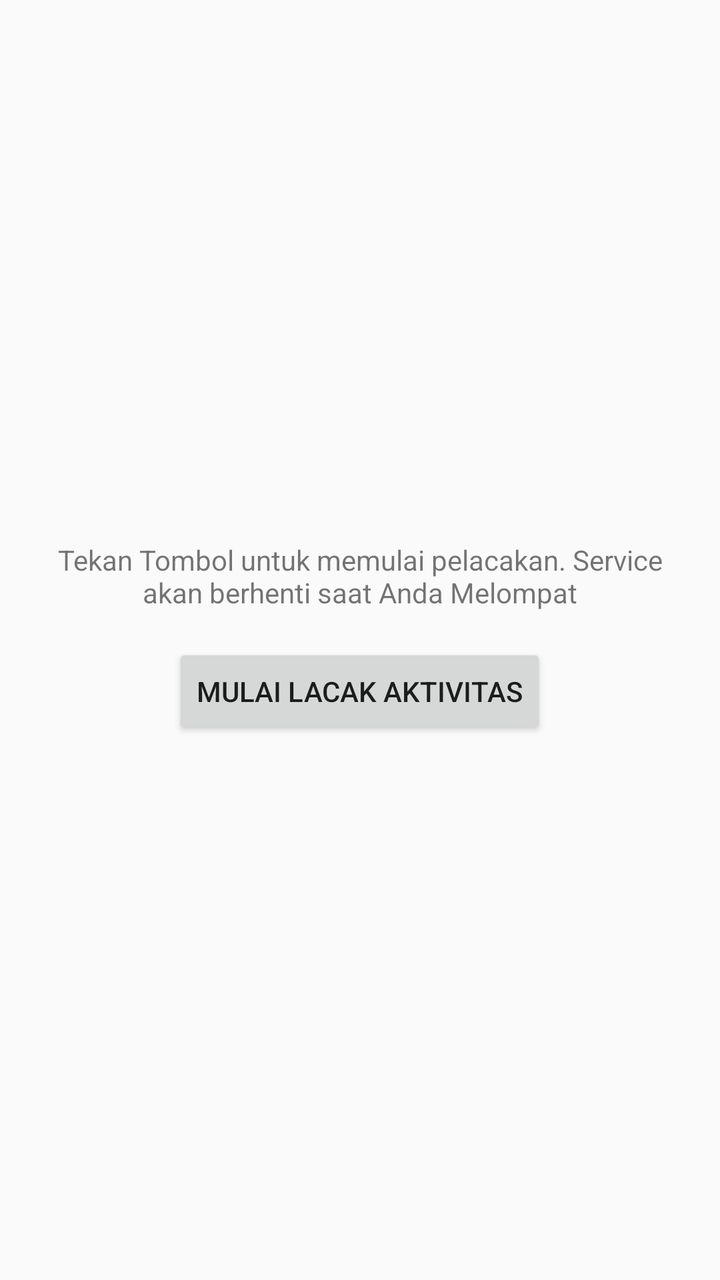
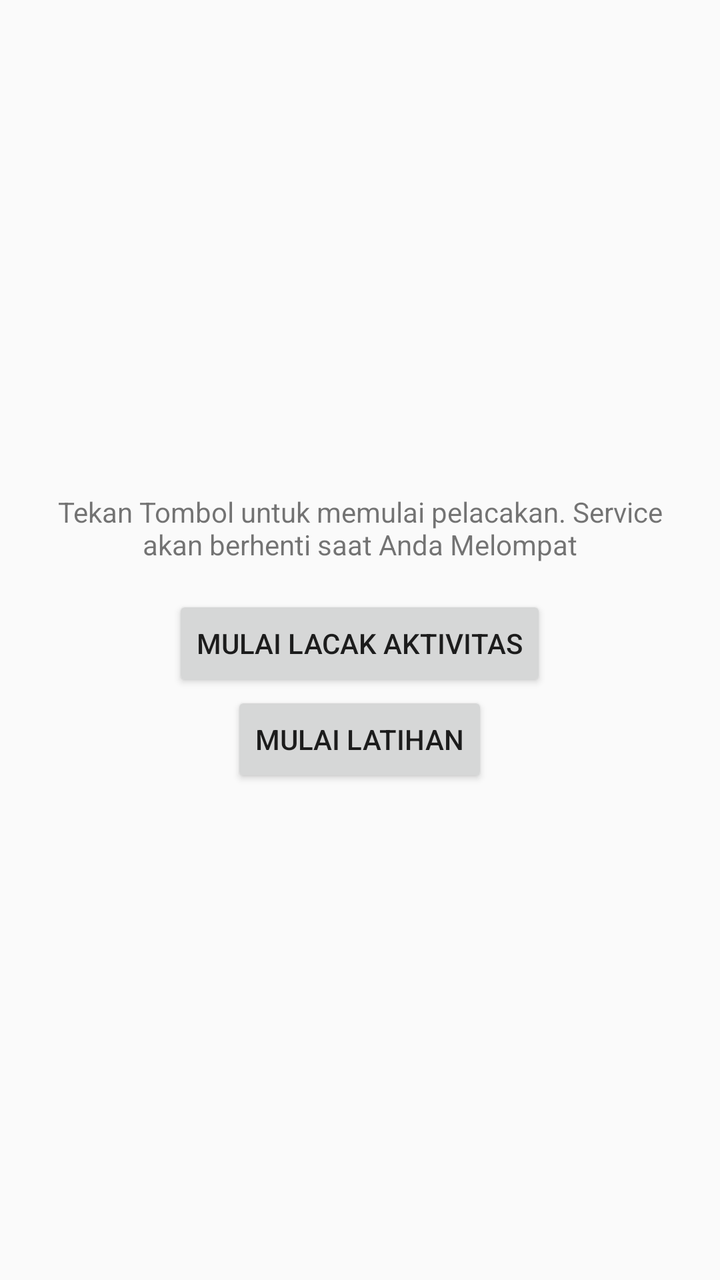

Two renders of the same Android screen: before a commit and after it. Below are the layout's source before the change and the commit's diff.
<!-- AndroidManifest.xml: activity theme Theme.BackgroundServices -->
<!-- res/layout/activity_main.xml -->
<?xml version="1.0" encoding="utf-8"?>
<LinearLayout xmlns:android="http://schemas.android.com/apk/res/android"
    android:orientation="vertical"
    android:layout_width="match_parent"
    android:layout_height="match_parent"
    android:padding="16dp"
    android:gravity="center">

    <TextView
        android:layout_width="match_parent"
        android:layout_height="wrap_content"
        android:text="Tekan Tombol untuk memulai pelacakan. Service akan berhenti saat Anda Melompat"
        android:textAlignment="center"
        android:layout_marginBottom="16dp"
        android:id="@+id/statusTextView"
        />

    <Button
        android:id="@+id/btnMasuk"
        android:layout_width="wrap_content"
        android:layout_height="wrap_content"
        android:text="Mulai Lacak Aktivitas"/>

</LinearLayout>
<!-- resources referenced by this layout -->
<resources>
  <style name="Theme.BackgroundServices" parent="android:Theme.Material.Light.NoActionBar" />
</resources>

<!-- the commit's change to res/layout/activity_main.xml (unified diff, before → after) -->
@@ -21,4 +21,10 @@
         android:layout_height="wrap_content"
         android:text="Mulai Lacak Aktivitas"/>
 
+    <Button
+        android:id="@+id/btnLatihan"
+        android:layout_width="wrap_content"
+        android:layout_height="wrap_content"
+        android:text="Mulai Latihan"/>
+
 </LinearLayout>
